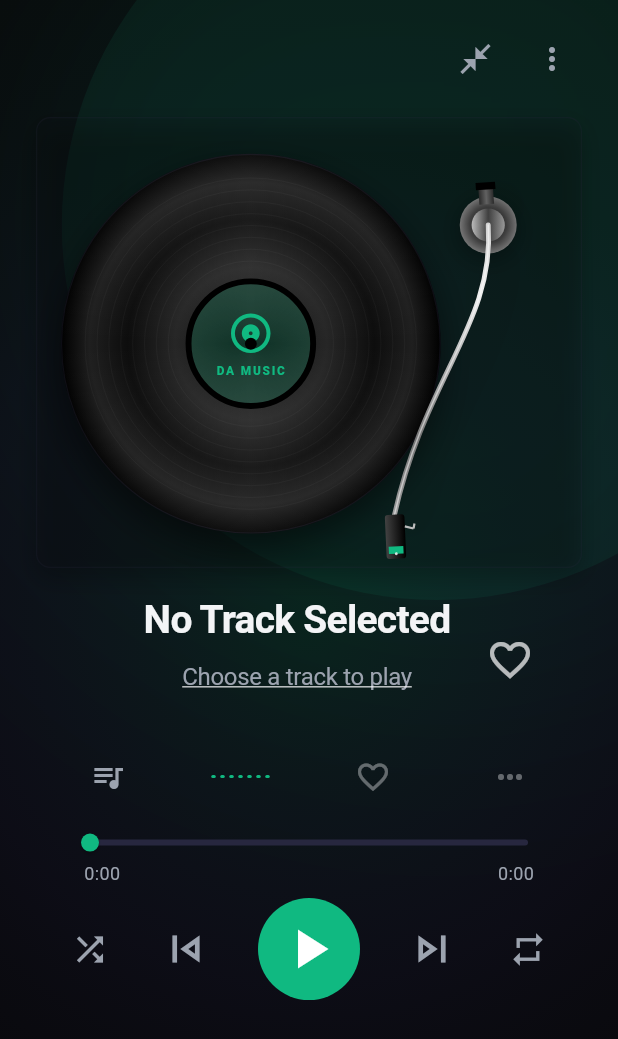
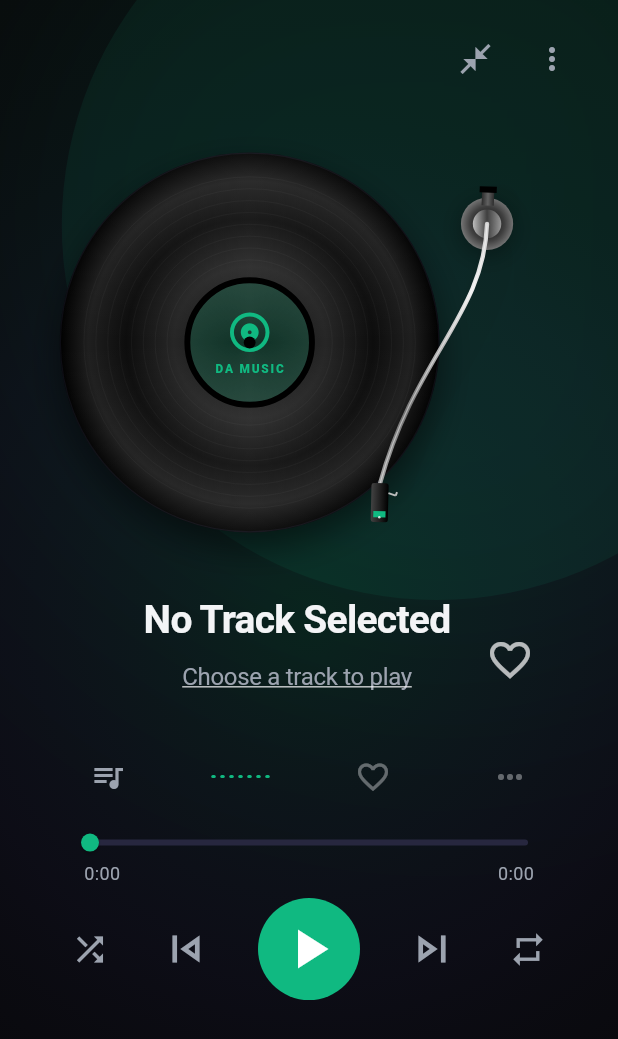
Before and after one commit to VikrantRuhela/DA-Music, a Flutter app: the ImmersivePlayer widget shown alone on an empty page, opened directly, on a phone screen of 412 x 824 dp. Shown: the top 1039 px of the screen. Run offline on Flutter 3.47's test engine with Material 3 defaults, Android fonts, the phone set to English and light mode, and no system bars; our stand-ins replace audioplayers, drift, flutter_animate, flutter_riverpod, freezed_annotation, go_router and 1 more; missing offline and left inert: media_kit, window_manager, youtube_explode_dart; accounts and stored records are empty; generated files the repository leaves out were written again; statements that could not run were skipped.

Commit message:
Refine turntable geometry: limit tonearm sweep strictly within playable record grooves, remove overlapping background shadow box, and clean up analyzer warnings

```diff
--- a/lib/features/player/presentation/widgets/immersive/immersive_player.dart
+++ b/lib/features/player/presentation/widgets/immersive/immersive_player.dart
@@ -26,27 +26,12 @@ class ImmersivePlayer extends ConsumerWidget {
   Widget build(BuildContext context, WidgetRef ref) {
     final currentSong = ref.watch(currentSongProvider);
 
-    final Widget leftTurntableSide = Center(
+    const Widget leftTurntableSide = Center(
       child: FittedBox(
-        child: Container(
+        child: SizedBox(
           width: 460.0,
           height: 380.0,
-          decoration: BoxDecoration(
-            color: context.daColors.surfaceCard.withValues(alpha: 0.08),
-            borderRadius: BorderRadius.circular(DATokens.radiusLarge),
-            border: Border.all(
-              color: context.daColors.border.withValues(alpha: 0.2),
-              width: 1.0,
-            ),
-            boxShadow: const [
-              BoxShadow(
-                color: Colors.black26,
-                blurRadius: 16.0,
-                offset: Offset(0, 8),
-              ),
-            ],
-          ),
-          child: const Stack(
+          child: Stack(
             children: [
               // Platter / Record (left side: center at X=180, Y=190)
               Positioned(
@@ -122,7 +107,7 @@ class ImmersivePlayer extends ConsumerWidget {
                       // Desktop/Landscape side-by-side view
                       return Row(
                         children: [
-                          Expanded(
+                          const Expanded(
                             flex: 11,
                             child: leftTurntableSide,
                           ),
--- a/lib/features/player/presentation/widgets/immersive/tonearm_widget.dart
+++ b/lib/features/player/presentation/widgets/immersive/tonearm_widget.dart
@@ -30,10 +30,10 @@ class _TonearmWidgetState extends ConsumerState<TonearmWidget> {
         (playbackState.status == PlaybackStatus.playing ||
             playbackState.status == PlaybackStatus.paused);
 
-    // REST: -4 degrees, PLAY: 22 (start) to 42 (end) degrees
+    // REST: 2 degrees, PLAY: 24 (start/outer groove) to 41 (end/inner groove) degrees
     final double targetAngle = isPlayingOrPaused
-        ? (22.0 + progress * 20.0) * (pi / 180.0)
-        : -4.0 * (pi / 180.0);
+        ? (24.0 + progress * 17.0) * (pi / 180.0)
+        : 2.0 * (pi / 180.0);
 
     // Lift goes from 0.0 (landed on record) to 1.0 (raised on holder)
     final double targetLift = isPlayingOrPaused ? 0.0 : 1.0;
@@ -42,7 +42,7 @@ class _TonearmWidgetState extends ConsumerState<TonearmWidget> {
       child: Stack(
         children: [
           TweenAnimationBuilder<double>(
-            tween: Tween<double>(begin: -4.0 * (pi / 180.0), end: targetAngle),
+            tween: Tween<double>(begin: 2.0 * (pi / 180.0), end: targetAngle),
             duration: Duration(milliseconds: isPlayingOrPaused ? 800 : 1000),
             curve: Curves.easeInOutCubic,
             builder: (context, angle, child) {
@@ -93,9 +93,9 @@ class _TonearmPainter extends CustomPainter {
     final Paint shadowPaint = Paint()
       ..color = Colors.black.withValues(alpha: 0.35)
       ..maskFilter = const MaskFilter.blur(BlurStyle.normal, 10.0);
-    canvas.drawCircle(const Offset(pivotX, pivotY + 4.0), 24.0, shadowPaint);
+    canvas.drawCircle(const Offset(pivotX, pivotY + 4.0), 22.0, shadowPaint);
 
-    // 2. Draw Pivot Base circular housing
+    // 2. Draw Pivot Base circular housing (metallic rings)
     final Paint basePaint = Paint()
       ..shader = RadialGradient(
         colors: [
@@ -104,8 +104,8 @@ class _TonearmPainter extends CustomPainter {
           Colors.grey.shade800,
           Colors.grey.shade600,
         ],
-      ).createShader(Rect.fromCircle(center: const Offset(pivotX, pivotY), radius: 24.0));
-    canvas.drawCircle(const Offset(pivotX, pivotY), 24.0, basePaint);
+      ).createShader(Rect.fromCircle(center: const Offset(pivotX, pivotY), radius: 22.0));
+    canvas.drawCircle(const Offset(pivotX, pivotY), 22.0, basePaint);
 
     final Paint innerBasePaint = Paint()
       ..shader = LinearGradient(
@@ -114,8 +114,8 @@ class _TonearmPainter extends CustomPainter {
           Colors.grey.shade800,
           Colors.grey.shade500,
         ],
-      ).createShader(Rect.fromCircle(center: const Offset(pivotX, pivotY), radius: 14.0));
-    canvas.drawCircle(const Offset(pivotX, pivotY), 14.0, innerBasePaint);
+      ).createShader(Rect.fromCircle(center: const Offset(pivotX, pivotY), radius: 12.0));
+    canvas.drawCircle(const Offset(pivotX, pivotY), 12.0, innerBasePaint);
 
     // 3. Draw Tonearm Body (rotates around pivot)
     canvas.save();
@@ -124,21 +124,20 @@ class _TonearmPainter extends CustomPainter {
 
     // Lift scale & offset for 3D raised height effect
     final double armScale = 1.0 + 0.03 * lift;
-    final double shadowOffset = 6.0 + 8.0 * lift;
-    final double shadowBlur = 8.0 + 6.0 * lift;
+    final double shadowOffset = 5.0 + 7.0 * lift;
+    final double shadowBlur = 6.0 + 5.0 * lift;
     canvas.scale(armScale);
 
-    // Rigid arm length = 250px. Tube curves down-left, ends at headshell (e.g. at -93, 231 when straight, curved path maps relative)
-    // S-arm tube: starts at (0, 0), curves down-left, ends at (X=-93, Y=231)
+    // Rigid S-arm length = 230px. S-arm tube: starts at (0, 0), curves down-left, ends at (X=-80, Y=215)
     final Path armPath = Path()
       ..moveTo(0, 0)
-      ..cubicTo(0, 80, -60, 120, -93, 231);
+      ..cubicTo(0, 75, -55, 110, -80, 215);
 
     // Draw Tonearm Shadow (rotates & translates dynamically with lift height)
     final Paint armShadowPaint = Paint()
-      ..color = Colors.black.withValues(alpha: 0.25)
+      ..color = Colors.black.withValues(alpha: 0.22)
       ..style = PaintingStyle.stroke
-      ..strokeWidth = 5.0
+      ..strokeWidth = 4.5
       ..strokeCap = StrokeCap.round
       ..maskFilter = MaskFilter.blur(BlurStyle.normal, shadowBlur);
 
@@ -146,15 +145,15 @@ class _TonearmPainter extends CustomPainter {
     canvas.translate(shadowOffset * 0.7, shadowOffset);
     canvas.drawPath(armPath, armShadowPaint);
     // Draw counterweight shadow
-    canvas.drawRect(Rect.fromCenter(center: const Offset(0, -28), width: 14, height: 20), Paint()
-      ..color = Colors.black.withValues(alpha: 0.25)
+    canvas.drawRect(Rect.fromCenter(center: const Offset(0, -25), width: 12, height: 18), Paint()
+      ..color = Colors.black.withValues(alpha: 0.22)
       ..maskFilter = MaskFilter.blur(BlurStyle.normal, shadowBlur));
     canvas.restore();
 
     // Draw Silver Metallic Tonearm Tube
     final Paint tubePaint = Paint()
       ..style = PaintingStyle.stroke
-      ..strokeWidth = 4.0
+      ..strokeWidth = 3.5
       ..strokeCap = StrokeCap.round
       ..shader = LinearGradient(
         begin: Alignment.topLeft,
@@ -165,14 +164,14 @@ class _TonearmPainter extends CustomPainter {
           Colors.grey.shade600,
           Colors.grey.shade400,
         ],
-      ).createShader(const Rect.fromLTWH(-93, 0, 93, 231));
+      ).createShader(const Rect.fromLTWH(-80, 0, 80, 215));
     canvas.drawPath(armPath, tubePaint);
 
     final Paint tubeHighlightPaint = Paint()
       ..style = PaintingStyle.stroke
-      ..strokeWidth = 1.2
+      ..strokeWidth = 1.0
       ..strokeCap = StrokeCap.round
-      ..color = Colors.white.withValues(alpha: 0.5);
+      ..color = Colors.white.withValues(alpha: 0.45);
     canvas.drawPath(armPath, tubeHighlightPaint);
 
     // 4. Counterweight (back stub, opposite side of pivot center)
@@ -183,14 +182,14 @@ class _TonearmPainter extends CustomPainter {
           Colors.grey.shade700,
           Colors.grey.shade900,
         ],
-      ).createShader(const Rect.fromLTWH(-7, -35, 14, 20));
-    canvas.drawRect(Rect.fromCenter(center: const Offset(0, -25), width: 12, height: 16), weightPaint);
-    canvas.drawRect(Rect.fromCenter(center: const Offset(0, -32), width: 16, height: 6), Paint()..color = Colors.black);
+      ).createShader(const Rect.fromLTWH(-6, -32, 12, 18));
+    canvas.drawRect(Rect.fromCenter(center: const Offset(0, -22), width: 10, height: 14), weightPaint);
+    canvas.drawRect(Rect.fromCenter(center: const Offset(0, -28), width: 14, height: 5), Paint()..color = Colors.black);
 
-    // 5. Headshell / Cartridge & Needle Stylus (at the end of tube: -93, 231)
+    // 5. Headshell / Cartridge & Needle Stylus (at the end of tube: -80, 215)
     canvas.save();
-    canvas.translate(-93, 231);
-    canvas.rotate(-angle * 0.35); // Angled headshell offset
+    canvas.translate(-80, 215);
+    canvas.rotate(-angle * 0.32); // Angled headshell offset
 
     // Cartridge plate
     final Paint headshellPaint = Paint()
@@ -199,24 +198,24 @@ class _TonearmPainter extends CustomPainter {
           Colors.grey.shade800,
           Colors.black,
         ],
-      ).createShader(const Rect.fromLTWH(-8, 0, 16, 38));
+      ).createShader(const Rect.fromLTWH(-7, 0, 14, 34));
 
     // Draw Cartridge / Headshell
-    canvas.drawRRect(RRect.fromRectAndRadius(const Rect.fromLTWH(-8, 0, 16, 36), const Radius.circular(2.5)), headshellPaint);
+    canvas.drawRRect(RRect.fromRectAndRadius(const Rect.fromLTWH(-7, 0, 14, 32), const Radius.circular(2.0)), headshellPaint);
 
     // Finger Lift (metallic pin on the right)
     final Paint fingerLiftPaint = Paint()
       ..style = PaintingStyle.stroke
-      ..strokeWidth = 1.8
+      ..strokeWidth = 1.6
       ..color = Colors.grey.shade400;
-    canvas.drawLine(const Offset(8, 10), const Offset(15, 12), fingerLiftPaint);
-    canvas.drawLine(const Offset(15, 12), const Offset(16, 8), fingerLiftPaint);
+    canvas.drawLine(const Offset(7, 8), const Offset(13, 10), fingerLiftPaint);
+    canvas.drawLine(const Offset(13, 10), const Offset(14, 7), fingerLiftPaint);
 
     // Cartridge Brand Accent / Stylus (only this touches the record!)
-    canvas.drawRect(const Rect.fromLTWH(-6, 26, 12, 6), Paint()..color = primaryColor);
+    canvas.drawRect(const Rect.fromLTWH(-5, 23, 10, 5), Paint()..color = primaryColor);
 
     // Stylus Needle point
-    canvas.drawCircle(const Offset(0, 32), 1.2, Paint()..color = Colors.white.withValues(alpha: 0.8));
+    canvas.drawCircle(const Offset(0, 28), 1.0, Paint()..color = Colors.white.withValues(alpha: 0.8));
 
     canvas.restore();
     canvas.restore();
```
